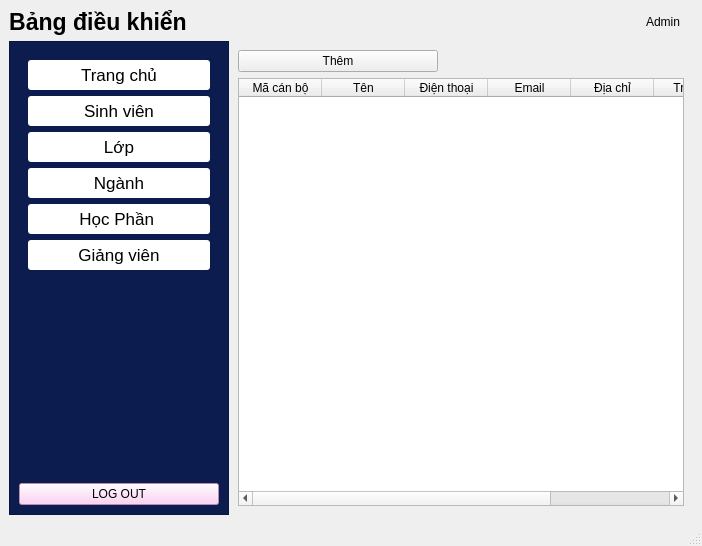
Above: gui/quantri.ui from trungnguyen9999/StudentCheckedFace before the change. Below: the same form after it.
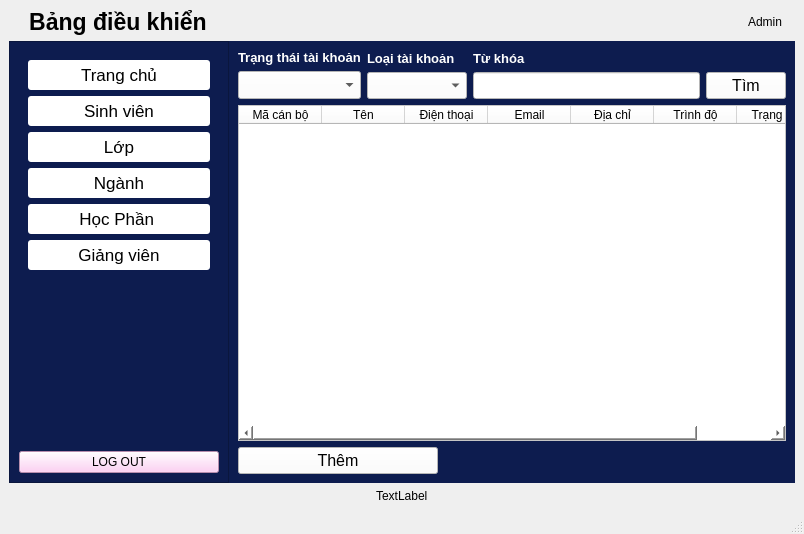
That is the form after the change. Icons and pictures are not drawn.

Commit message: Lấy dữ liệu giảng viên, lọc dữ liệu

The edit to the form file:
```diff
--- a/gui/quantri.ui
+++ b/gui/quantri.ui
@@ -6,8 +6,8 @@
    <rect>
     <x>0</x>
     <y>0</y>
-    <width>702</width>
-    <height>546</height>
+    <width>804</width>
+    <height>534</height>
    </rect>
   </property>
   <property name="windowTitle">
@@ -15,85 +15,7 @@
   </property>
   <widget class="QWidget" name="centralwidget">
    <layout class="QGridLayout" name="gridLayout_3">
-    <item row="0" column="0">
-     <layout class="QVBoxLayout" name="verticalLayout_2"/>
-    </item>
-    <item row="1" column="0">
-     <layout class="QHBoxLayout" name="horizontalLayout">
-      <item>
-       <widget class="QLabel" name="label">
-        <property name="maximumSize">
-         <size>
-          <width>16777215</width>
-          <height>50</height>
-         </size>
-        </property>
-        <property name="font">
-         <font>
-          <pointsize>17</pointsize>
-          <weight>75</weight>
-          <bold>true</bold>
-         </font>
-        </property>
-        <property name="styleSheet">
-         <string notr="true"/>
-        </property>
-        <property name="text">
-         <string>Bảng điều khiển</string>
-        </property>
-        <property name="alignment">
-         <set>Qt::AlignCenter</set>
-        </property>
-        <property name="margin">
-         <number>10</number>
-        </property>
-       </widget>
-      </item>
-      <item>
-       <spacer name="horizontalSpacer">
-        <property name="orientation">
-         <enum>Qt::Horizontal</enum>
-        </property>
-        <property name="sizeHint" stdset="0">
-         <size>
-          <width>40</width>
-          <height>20</height>
-         </size>
-        </property>
-       </spacer>
-      </item>
-      <item>
-       <widget class="QLabel" name="lblTenQuanTri">
-        <property name="text">
-         <string>Admin</string>
-        </property>
-        <property name="alignment">
-         <set>Qt::AlignRight|Qt::AlignTrailing|Qt::AlignVCenter</set>
-        </property>
-       </widget>
-      </item>
-      <item>
-       <widget class="QLabel" name="imgQuanTri">
-        <property name="maximumSize">
-         <size>
-          <width>40</width>
-          <height>40</height>
-         </size>
-        </property>
-        <property name="text">
-         <string/>
-        </property>
-        <property name="pixmap">
-         <pixmap>../images/user.png</pixmap>
-        </property>
-        <property name="scaledContents">
-         <bool>true</bool>
-        </property>
-       </widget>
-      </item>
-     </layout>
-    </item>
-    <item row="2" column="0">
+    <item row="3" column="0">
      <layout class="QHBoxLayout" name="horizontalLayout_3">
       <property name="spacing">
        <number>0</number>
@@ -296,6 +218,9 @@
       </item>
       <item>
        <widget class="QStackedWidget" name="stackedWidget">
+        <property name="styleSheet">
+         <string notr="true">background-color:rgb(13, 28, 79);</string>
+        </property>
         <property name="currentIndex">
          <number>5</number>
         </property>
@@ -385,22 +310,164 @@
         <widget class="QWidget" name="giangvien">
          <layout class="QGridLayout" name="gridLayout_6">
           <item row="0" column="0">
-           <layout class="QVBoxLayout" name="verticalLayout_3">
+           <layout class="QVBoxLayout" name="verticalLayout_7">
             <item>
-             <widget class="QPushButton" name="pushButton">
-              <property name="maximumSize">
-               <size>
-                <width>200</width>
-                <height>16777215</height>
-               </size>
-              </property>
-              <property name="text">
-               <string>Thêm</string>
-              </property>
-             </widget>
+             <layout class="QHBoxLayout" name="horizontalLayout_2">
+              <item>
+               <layout class="QVBoxLayout" name="verticalLayout_3">
+                <item>
+                 <widget class="QLabel" name="label_7">
+                  <property name="font">
+                   <font>
+                    <pointsize>10</pointsize>
+                    <weight>75</weight>
+                    <bold>true</bold>
+                   </font>
+                  </property>
+                  <property name="styleSheet">
+                   <string notr="true">color:white;</string>
+                  </property>
+                  <property name="text">
+                   <string>Trạng thái tài khoản</string>
+                  </property>
+                 </widget>
+                </item>
+                <item>
+                 <widget class="QComboBox" name="cbbTrangThai">
+                  <property name="minimumSize">
+                   <size>
+                    <width>100</width>
+                    <height>0</height>
+                   </size>
+                  </property>
+                  <property name="font">
+                   <font>
+                    <pointsize>13</pointsize>
+                   </font>
+                  </property>
+                  <property name="styleSheet">
+                   <string notr="true">background-color:white;</string>
+                  </property>
+                 </widget>
+                </item>
+               </layout>
+              </item>
+              <item>
+               <layout class="QVBoxLayout" name="verticalLayout_4">
+                <item>
+                 <widget class="QLabel" name="label_8">
+                  <property name="font">
+                   <font>
+                    <pointsize>10</pointsize>
+                    <weight>75</weight>
+                    <bold>true</bold>
+                   </font>
+                  </property>
+                  <property name="styleSheet">
+                   <string notr="true">color:white;</string>
+                  </property>
+                  <property name="text">
+                   <string>Loại tài khoản</string>
+                  </property>
+                 </widget>
+                </item>
+                <item>
+                 <widget class="QComboBox" name="cbbLoaiTK">
+                  <property name="minimumSize">
+                   <size>
+                    <width>100</width>
+                    <height>0</height>
+                   </size>
+                  </property>
+                  <property name="font">
+                   <font>
+                    <pointsize>12</pointsize>
+                   </font>
+                  </property>
+                  <property name="styleSheet">
+                   <string notr="true">background-color:white;</string>
+                  </property>
+                 </widget>
+                </item>
+               </layout>
+              </item>
+              <item>
+               <layout class="QVBoxLayout" name="verticalLayout_5">
+                <item>
+                 <widget class="QLabel" name="label_9">
+                  <property name="font">
+                   <font>
+                    <pointsize>10</pointsize>
+                    <weight>75</weight>
+                    <bold>true</bold>
+                   </font>
+                  </property>
+                  <property name="styleSheet">
+                   <string notr="true">color:white;</string>
+                  </property>
+                  <property name="text">
+                   <string>Từ khóa</string>
+                  </property>
+                 </widget>
+                </item>
+                <item>
+                 <widget class="QLineEdit" name="edtSearch">
+                  <property name="minimumSize">
+                   <size>
+                    <width>100</width>
+                    <height>0</height>
+                   </size>
+                  </property>
+                  <property name="font">
+                   <font>
+                    <pointsize>12</pointsize>
+                   </font>
+                  </property>
+                  <property name="styleSheet">
+                   <string notr="true">background-color:white;</string>
+                  </property>
+                 </widget>
+                </item>
+               </layout>
+              </item>
+              <item>
+               <layout class="QVBoxLayout" name="verticalLayout_6">
+                <item>
+                 <widget class="QLabel" name="label_10">
+                  <property name="text">
+                   <string/>
+                  </property>
+                 </widget>
+                </item>
+                <item>
+                 <widget class="QPushButton" name="btnTim">
+                  <property name="font">
+                   <font>
+                    <pointsize>12</pointsize>
+                   </font>
+                  </property>
+                  <property name="styleSheet">
+                   <string notr="true">background-color:white;</string>
+                  </property>
+                  <property name="text">
+                   <string>Tìm</string>
+                  </property>
+                 </widget>
+                </item>
+               </layout>
+              </item>
+             </layout>
             </item>
             <item>
              <widget class="QTableWidget" name="tbGiangVien">
+              <property name="font">
+               <font>
+                <pointsize>10</pointsize>
+               </font>
+              </property>
+              <property name="styleSheet">
+               <string notr="true">background-color:white;</string>
+              </property>
               <property name="horizontalScrollBarPolicy">
                <enum>Qt::ScrollBarAsNeeded</enum>
               </property>
@@ -467,12 +534,118 @@
             </item>
            </layout>
           </item>
+          <item row="1" column="0">
+           <widget class="QPushButton" name="pushButton">
+            <property name="maximumSize">
+             <size>
+              <width>200</width>
+              <height>16777215</height>
+             </size>
+            </property>
+            <property name="font">
+             <font>
+              <pointsize>12</pointsize>
+             </font>
+            </property>
+            <property name="styleSheet">
+             <string notr="true">background-color:white;</string>
+            </property>
+            <property name="text">
+             <string>Thêm</string>
+            </property>
+           </widget>
+          </item>
          </layout>
         </widget>
        </widget>
       </item>
      </layout>
     </item>
+    <item row="4" column="0" alignment="Qt::AlignHCenter">
+     <widget class="QLabel" name="lblTime">
+      <property name="text">
+       <string>TextLabel</string>
+      </property>
+     </widget>
+    </item>
+    <item row="2" column="0">
+     <layout class="QHBoxLayout" name="horizontalLayout">
+      <item>
+       <widget class="QLabel" name="label">
+        <property name="maximumSize">
+         <size>
+          <width>16777215</width>
+          <height>50</height>
+         </size>
+        </property>
+        <property name="font">
+         <font>
+          <pointsize>17</pointsize>
+          <weight>75</weight>
+          <bold>true</bold>
+         </font>
+        </property>
+        <property name="styleSheet">
+         <string notr="true">margin-left:20px;</string>
+        </property>
+        <property name="text">
+         <string>Bảng điều khiển</string>
+        </property>
+        <property name="alignment">
+         <set>Qt::AlignCenter</set>
+        </property>
+        <property name="margin">
+         <number>10</number>
+        </property>
+       </widget>
+      </item>
+      <item>
+       <spacer name="horizontalSpacer">
+        <property name="orientation">
+         <enum>Qt::Horizontal</enum>
+        </property>
+        <property name="sizeHint" stdset="0">
+         <size>
+          <width>40</width>
+          <height>20</height>
+         </size>
+        </property>
+       </spacer>
+      </item>
+      <item>
+       <layout class="QVBoxLayout" name="verticalLayout_2"/>
+      </item>
+      <item>
+       <widget class="QLabel" name="lblTenQuanTri">
+        <property name="text">
+         <string>Admin</string>
+        </property>
+        <property name="alignment">
+         <set>Qt::AlignRight|Qt::AlignTrailing|Qt::AlignVCenter</set>
+        </property>
+       </widget>
+      </item>
+      <item>
+       <widget class="QLabel" name="imgQuanTri">
+        <property name="maximumSize">
+         <size>
+          <width>40</width>
+          <height>40</height>
+         </size>
+        </property>
+        <property name="text">
+         <string/>
+        </property>
+        <property name="pixmap">
+         <pixmap>C:/Users/DELL OS/.designer/images/user.png</pixmap>
+        </property>
+        <property name="scaledContents">
+         <bool>true</bool>
+        </property>
+       </widget>
+      </item>
+     </layout>
+    </item>
    </layout>
   </widget>
   <widget class="QStatusBar" name="statusbar"/>
```
Left out of the diff: 3 changed lines with no effect on the pictures. The commit also changes 2 other files.
